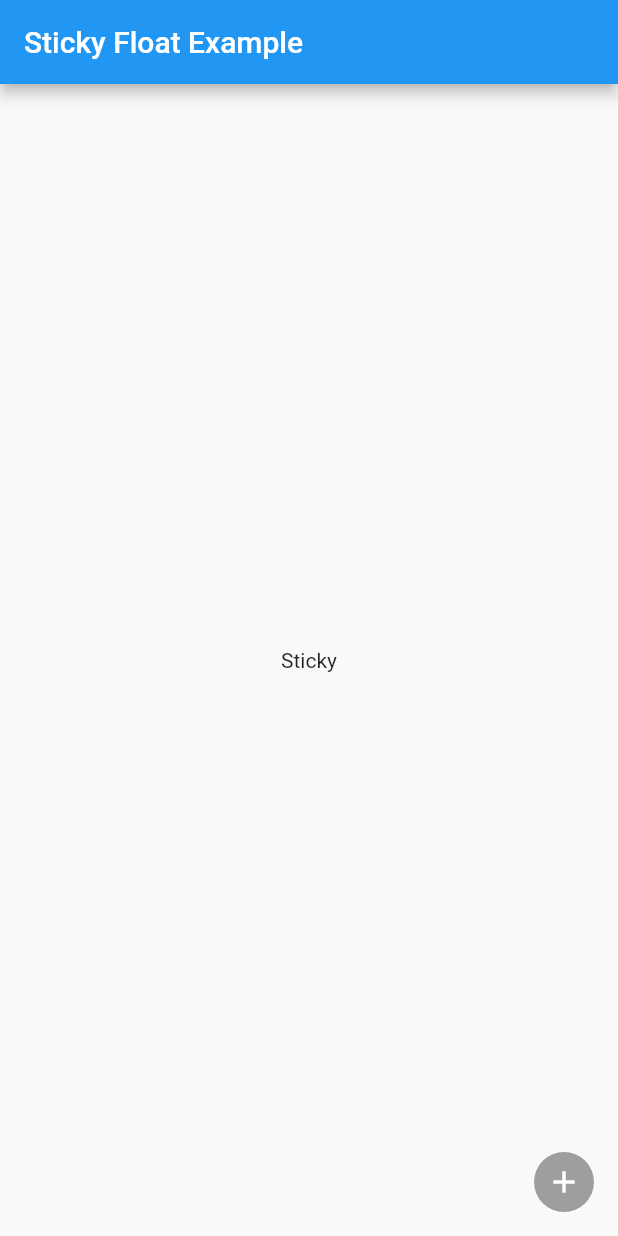
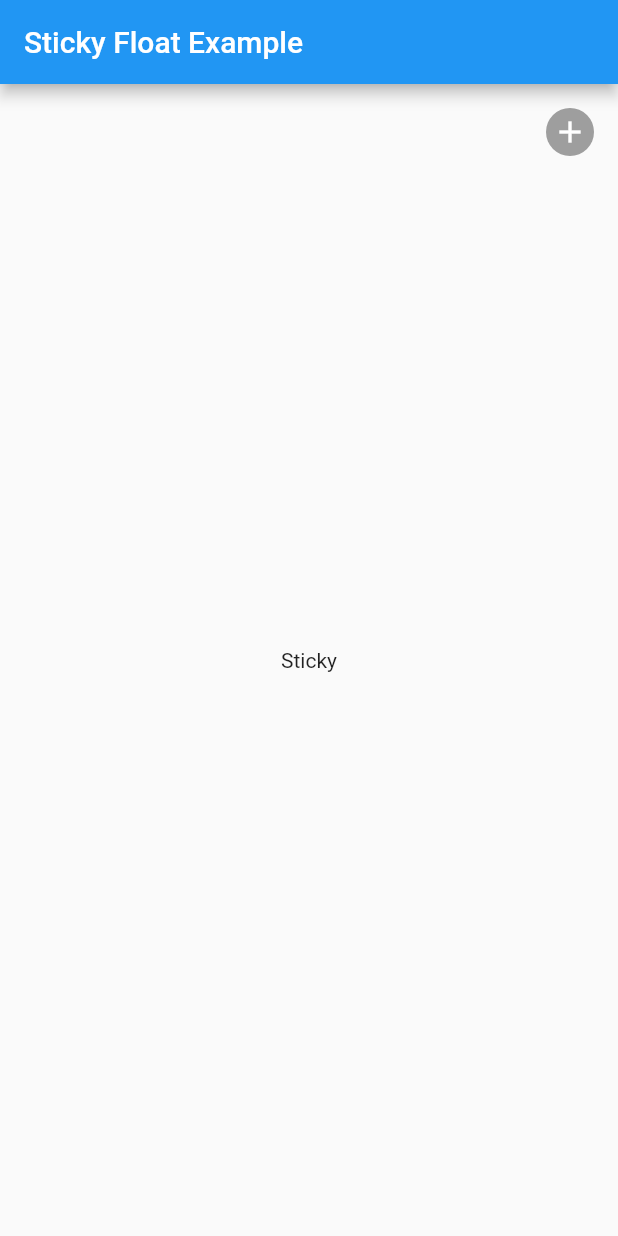
Before and after one commit to yoehwan/flutter_sticky_float_button, a Flutter app: the screen it shows after launch, on a phone screen of 412 x 824 dp. Run offline on Flutter 3.47's test engine with Material 2 defaults, Android fonts, the phone set to English and light mode, and no system bars.

Commit message:
add controller

```diff
--- a/example/lib/main.dart
+++ b/example/lib/main.dart
@@ -8,7 +8,6 @@ void main() {
 class MyApp extends StatelessWidget {
   const MyApp({Key? key}) : super(key: key);
 
-  // This widget is the root of your application.
   @override
   Widget build(BuildContext context) {
     return MaterialApp(
@@ -29,6 +28,9 @@ class StickyFloatExample extends StatefulWidget {
 }
 
 class _StickyFloatExampleState extends State<StickyFloatExample> {
+  final StickyFloatButtonController _controller =
+      StickyFloatButtonController(initPosition: Alignment.topRight);
+
   AppBar _appBar() {
     return AppBar(
       title: const Text("Sticky Float Example"),
@@ -36,18 +38,25 @@ class _StickyFloatExampleState extends State<StickyFloatExample> {
   }
 
   Widget _body() {
-    return const Center(
-      child: Text("Sticky"),
+    return Center(
+      child: GestureDetector(
+          onTap: () {
+            _controller.jumpToPosition(Alignment.center);
+          },
+          child: const Text("Sticky")),
     );
   }
 
   Widget _floatButton() {
-    return const StickyFloatButton(
-      child: CircleAvatar(
-        backgroundColor: Colors.grey,
-        child: Icon(
-          Icons.add,
-          color: Colors.white,
+    return StickyFloatButton(
+      controller: _controller,
+      child: const FloatItem(
+        child: CircleAvatar(
+          backgroundColor: Colors.grey,
+          child: Icon(
+            Icons.add,
+            color: Colors.white,
+          ),
         ),
       ),
     );
--- a/lib/src/sticky_float_button.dart
+++ b/lib/src/sticky_float_button.dart
@@ -1,20 +1,115 @@
-import 'utils.dart';
 import 'package:flutter/material.dart';
+
+import 'package:flutter/widgets.dart';
+import 'package:sticky_float_button/src/utils.dart';
+
+enum StickyState {
+  release,
+  dragging,
+}
+
+class StickyFloatButtonController extends ChangeNotifier {
+  StickyFloatButtonController({
+    Key? key,
+    this.initPosition = Alignment.bottomRight,
+    Duration stickyDuration = const Duration(milliseconds: 500),
+    this.stickyAnimation = Curves.fastLinearToSlowEaseIn,
+  }) : _stickyDuration = stickyDuration;
+
+  ///
+  final Alignment initPosition;
+
+  ///
+  final Duration _stickyDuration;
+
+  ///
+  Duration get stickyDuration {
+    switch (state) {
+      case StickyState.dragging:
+        return Duration.zero;
+      default:
+        return _stickyDuration;
+    }
+  }
+
+  ///
+  final Curve stickyAnimation;
+
+  ///
+  final ValueNotifier<StickyState> _state = ValueNotifier(StickyState.release);
+
+  ///
+  StickyState get state => _state.value;
+
+  ///
+  set state(StickyState value) {
+    if (_state.value == value) return;
+    _state.value = value;
+  }
+
+  ///
+  final ValueNotifier<bool> _floatButtonNotifier = ValueNotifier(false);
+
+  void _updateFloatButton() {
+    _floatButtonNotifier.value = !_floatButtonNotifier.value;
+  }
+
+  ///
+  Offset _floatButtonOffset = Offset.zero;
+
+  Offset get floatButtonOffset => _floatButtonOffset;
+
+  set floatButtonOffset(Offset value) {
+    if (_floatButtonOffset == value) return;
+    _floatButtonOffset = value;
+    _updateFloatButton();
+  }
+
+  void _onDragStarted(_) {
+    state = StickyState.dragging;
+  }
+
+  void _onDragUpdate(PointerMoveEvent event) {
+    floatButtonOffset += event.delta;
+  }
+
+  void _onDragEnd(_) {
+    state = StickyState.release;
+    jumpToOffset(playGround.nearestWith(floatButtonOffset));
+  }
+
+  void jumpToOffset(Offset offset) {
+    final _childCenter = Offset(childSize / 2, childSize / 2);
+    floatButtonOffset = offset - _childCenter;
+  }
+
+  void jumpToPosition(Alignment alignment) {
+    jumpToOffset(alignment.withinRect(playGround));
+  }
+
+  late Rect playGround;
+  late double childSize;
+
+  void _init({
+    required Rect playGround,
+    required double childSize,
+  }) {
+    this.playGround = playGround;
+    this.childSize = childSize;
+  }
+}
 
 class StickyFloatButton extends StatefulWidget {
   const StickyFloatButton({
     Key? key,
     required this.child,
-    this.initPosition = Alignment.bottomRight,
-    this.stickyDuration = const Duration(milliseconds: 500),
-    this.stickyAnimation = Curves.fastLinearToSlowEaseIn,
+    this.controller,
+    this.items = const [],
     this.padding = const EdgeInsets.all(16.0),
   }) : super(key: key);
-
-  final Widget child;
-  final Alignment initPosition;
-  final Duration stickyDuration;
-  final Curve stickyAnimation;
+  final StickyFloatButtonController? controller;
+  final FloatItem child;
+  final List<FloatItem> items;
   final EdgeInsets padding;
 
   @override
@@ -22,24 +117,22 @@ class StickyFloatButton extends StatefulWidget {
 }
 
 class _StickyFloatButtonState extends State<StickyFloatButton> {
-  final ValueNotifier<Offset> _offsetNotifier = ValueNotifier(Offset.zero);
+  late StickyFloatButtonController controller;
 
-  Offset get offset => _offsetNotifier.value;
+  Offset get offset => controller.floatButtonOffset;
 
-  Duration _duration = Duration.zero;
-
-  Size get childSize => context.size ?? Size.zero;
+  double get childSize => widget.child.size;
 
   Rect get playGround {
     final _padding = widget.padding;
     final _screen = MediaQuery.of(context).size;
-    final _width = _screen.width - childSize.width;
+    final _width = _screen.width - childSize;
 
     final _appbarHeight = Scaffold.of(context).appBarMaxHeight ?? 0.0;
-    final _height = _screen.height - childSize.height - _appbarHeight;
+    final _height = _screen.height - childSize - _appbarHeight;
     return Rect.fromLTWH(
-      (childSize.width / 2) + _padding.left,
-      (childSize.height / 2) + _padding.top,
+      (childSize / 2) + _padding.left,
+      (childSize / 2) + _padding.top,
       _width - (_padding.horizontal),
       _height - (_padding.vertical),
     );
@@ -48,48 +141,27 @@ class _StickyFloatButtonState extends State<StickyFloatButton> {
   @override
   void initState() {
     super.initState();
+    controller = widget.controller ?? StickyFloatButtonController();
     WidgetsBinding.instance!.addPostFrameCallback((_) {
-      _jumpToPosition(widget.initPosition);
+      controller._init(playGround: playGround, childSize: childSize);
+      controller.jumpToPosition(controller.initPosition);
     });
-  }
-
-  void _onDragStarted() {
-    _duration = Duration.zero;
-  }
-
-  void _onDragUpdate(DragUpdateDetails details) {
-    _offsetNotifier.value += details.delta;
-  }
-
-  void onDragEnd(_) {
-    _duration = widget.stickyDuration;
-    _jumpToOffset(playGround.nearestWith(offset));
-  }
-
-  void _jumpToOffset(Offset offset) {
-    final _childCenter = Offset(childSize.width / 2, childSize.height / 2);
-    _offsetNotifier.value = offset - _childCenter;
-  }
-
-  void _jumpToPosition(Alignment alignment) {
-    _jumpToOffset(alignment.withinRect(playGround));
   }
 
   @override
   Widget build(BuildContext context) {
-    return ValueListenableBuilder<Offset>(
-      valueListenable: _offsetNotifier,
-      builder: (_, offset, __) {
+    return ValueListenableBuilder<bool>(
+      valueListenable: controller._floatButtonNotifier,
+      builder: (_, __, ___) {
         return AnimatedPositioned(
-          duration: _duration,
-          curve: Curves.fastLinearToSlowEaseIn,
+          duration: controller.stickyDuration,
+          curve: controller.stickyAnimation,
           left: offset.dx,
           top: offset.dy,
-          child: Draggable(
-            feedback: const SizedBox(),
-            onDragStarted: _onDragStarted,
-            onDragUpdate: _onDragUpdate,
-            onDragEnd: onDragEnd,
+          child: Listener(
+            onPointerDown: controller._onDragStarted,
+            onPointerMove: controller._onDragUpdate,
+            onPointerUp: controller._onDragEnd,
             child: widget.child,
           ),
         );
@@ -97,3 +169,23 @@ class _StickyFloatButtonState extends State<StickyFloatButton> {
     );
   }
 }
+
+class FloatItem extends StatelessWidget {
+  const FloatItem({
+    Key? key,
+    this.size = 32,
+    required this.child,
+  }) : super(key: key);
+
+  final double size;
+  final Widget child;
+
+  @override
+  Widget build(BuildContext context) {
+    return SizedBox(
+      width: size,
+      height: size,
+      child: child,
+    );
+  }
+}
--- a/lib/sticky_float_button.dart
+++ b/lib/sticky_float_button.dart
@@ -1,3 +1,6 @@
 library sticky_float_button;
 
+
 export 'src/sticky_float_button.dart';
+
+export 'src/sticky_float_button_theme.dart';
```
Also changed, not shown: lib/src/sticky_float_button_theme.dart (added, +42 -0 lines).
